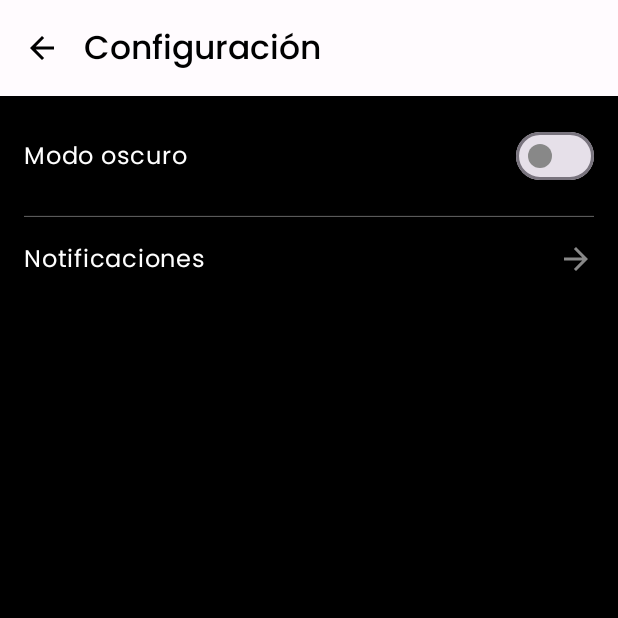
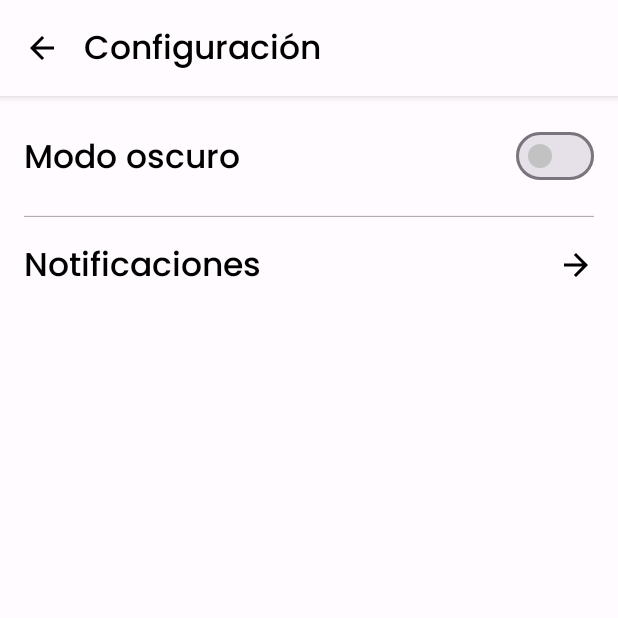
Before and after one commit to simonll4/mobile_project, an Android app built with Jetpack Compose: the AppCustomizationScreen screen opened through its navigation route, on a phone screen of 412 x 824 dp, the top half of it. Run offline under Robolectric (Android 15) with nearby library versions, the phone set to English and light mode, and no system bars; our stand-ins replace Dagger/Hilt's generated code, livedata-compose.

Commit message:
ajustes en el appcustomizationscreen

```diff
--- a/app/src/main/java/com/iua/app/ui/screens/profile/AppCustomizationScreen.kt
+++ b/app/src/main/java/com/iua/app/ui/screens/profile/AppCustomizationScreen.kt
@@ -12,6 +12,7 @@ import androidx.compose.material.icons.automirrored.filled.ArrowBack
 import androidx.compose.material.icons.automirrored.filled.ArrowForward
 import androidx.compose.material3.HorizontalDivider
 import androidx.compose.material3.Icon
+import androidx.compose.material3.MaterialTheme
 import androidx.compose.material3.Scaffold
 import androidx.compose.material3.Switch
 import androidx.compose.material3.SwitchDefaults
@@ -22,7 +23,6 @@ import androidx.compose.ui.Modifier
 import androidx.compose.ui.graphics.Color
 import androidx.compose.ui.tooling.preview.Preview
 import androidx.compose.ui.unit.dp
-import androidx.compose.ui.unit.sp
 import androidx.navigation.NavHostController
 import androidx.navigation.compose.rememberNavController
 import com.iua.app.ui.components.profile.TopAppBarComponent
@@ -34,7 +34,7 @@ fun AppCustomizationScreen(navController: NavHostController) {
     Scaffold(
         modifier = Modifier
             .fillMaxSize()
-            .background(Color.Black),
+            .background(MaterialTheme.colorScheme.background),
         topBar = {
             TopAppBarComponent(navController, "Configuración", Icons.AutoMirrored.Filled.ArrowBack)
         }
@@ -42,7 +42,7 @@ fun AppCustomizationScreen(navController: NavHostController) {
         Column(
             modifier = Modifier
                 .fillMaxSize()
-                .background(Color.Black)
+                .background(MaterialTheme.colorScheme.background)
                 .padding(paddingValues)
                 .padding(horizontal = 16.dp)
         ) {
@@ -70,16 +70,17 @@ fun SettingsOptionWithSwitch(label: String, isChecked: Boolean, onCheckedChange:
     ) {
         Text(
             text = label,
-            color = Color.White,
-            fontSize = 16.sp,
+            color = MaterialTheme.colorScheme.onBackground,
+            style = MaterialTheme.typography.titleLarge,
             modifier = Modifier.weight(1f)
         )
         Switch(
             checked = isChecked,
             onCheckedChange = onCheckedChange,
             colors = SwitchDefaults.colors(
-                checkedThumbColor = Color.Green,
-                uncheckedThumbColor = Color.Gray
+                checkedThumbColor = MaterialTheme.colorScheme.primary,
+                checkedBorderColor = MaterialTheme.colorScheme.secondary,
+                uncheckedThumbColor = MaterialTheme.colorScheme.surface,
             )
         )
     }
@@ -97,21 +98,21 @@ fun SettingsOptionWithArrow(label: String, value: String? = null, onClick: () ->
         Column(modifier = Modifier.weight(1f)) {
             Text(
                 text = label,
-                color = Color.White,
-                fontSize = 16.sp
+                color = MaterialTheme.colorScheme.onBackground,
+                style = MaterialTheme.typography.titleLarge
             )
             value?.let {
                 Text(
                     text = it,
-                    color = Color.Gray,
-                    fontSize = 14.sp
+                    color = MaterialTheme.colorScheme.onBackground,
+                    style = MaterialTheme.typography.titleLarge,
                 )
             }
         }
         Icon(
             imageVector = Icons.AutoMirrored.Filled.ArrowForward,
             contentDescription = null,
-            tint = Color.Gray
+            tint = MaterialTheme.colorScheme.onBackground
         )
     }
 }
```
